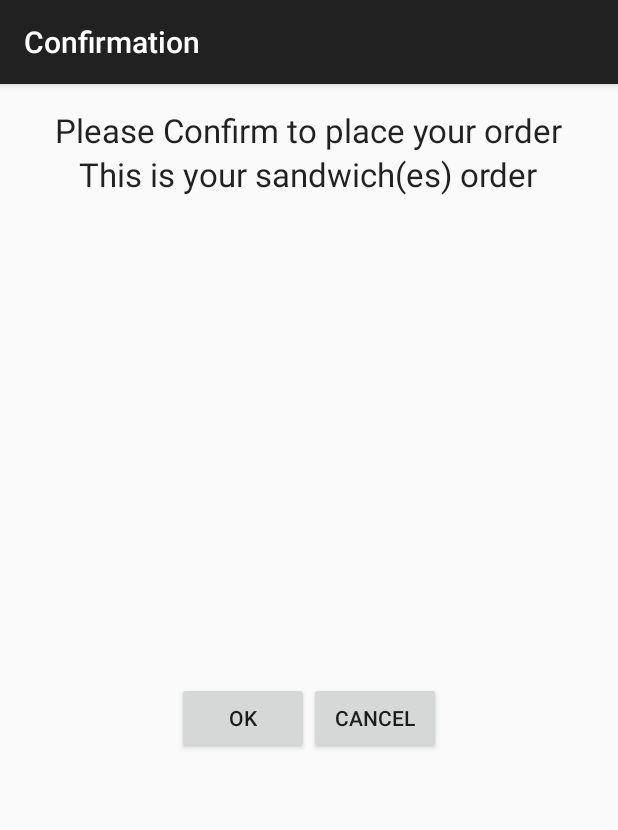
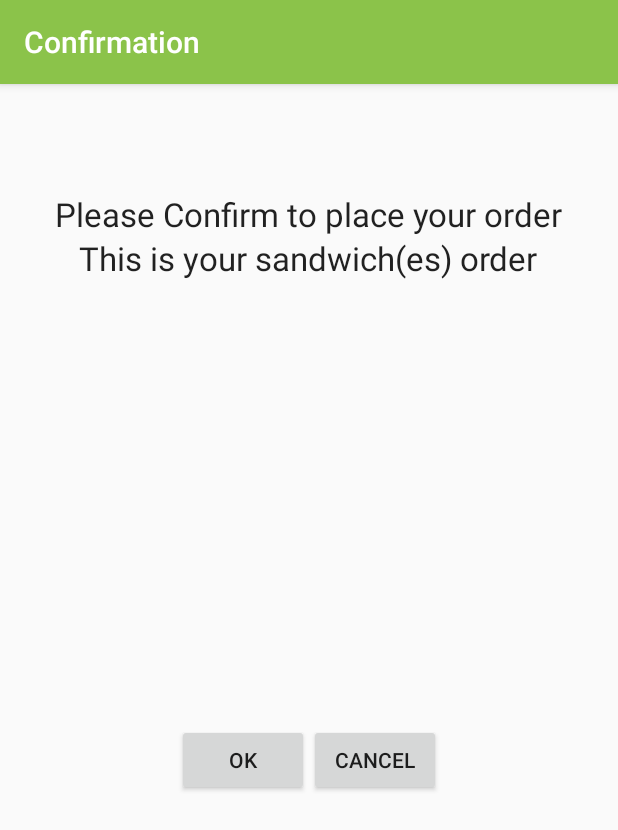
Before and after one commit to juancarmona26/SandwichShopP3, an Android app: the ConfirmationActivity screen opened directly, with no data from a screen before it, on a phone screen of 412 x 824 dp. Shown: the top 830 px of the screen. Run offline under Robolectric (Android 15) with nearby library versions, the phone set to English and light mode, and no system bars; 3 statements that could not run were skipped.

Commit message:
Materialization theme included
Materialization theme included with different colors between Activities

```diff
--- a/app/src/main/java/co/mobilemakers/sandwichshop/AmountFragment.java
+++ b/app/src/main/java/co/mobilemakers/sandwichshop/AmountFragment.java
@@ -5,7 +5,6 @@ import android.app.Fragment;
 import android.app.FragmentTransaction;
 import android.os.Bundle;
 import android.text.TextUtils;
-import android.util.Log;
 import android.view.LayoutInflater;
 import android.view.View;
 import android.view.ViewGroup;
@@ -21,9 +20,7 @@ public class AmountFragment extends Fragment {
     private EditText mEditTextAmountOfSandwiches;
 
     public AmountFragment() {
-        // Required empty public constructor
     }
-
 
     @Override
     public View onCreateView(LayoutInflater inflater, ViewGroup container,
--- a/app/src/main/java/co/mobilemakers/sandwichshop/ConfirmationActivity.java
+++ b/app/src/main/java/co/mobilemakers/sandwichshop/ConfirmationActivity.java
@@ -14,12 +14,8 @@ import java.util.List;
 
 public class ConfirmationActivity extends ActionBarActivity {
 
-    View view;
     public static final String LOG_TAG = ConfirmationActivity.class.getName();
-    private String mBread;
-//    private List<String> mSelectedCondiments;
     private TextView mTextViewSandwichOrder;
-    private TextView mTextViewCondimentsSelected;
     private Button mButtonOk;
     private Button mButtonCancel;
     private OrderFormFragment.SandwichOrder sandwichOrder;
@@ -30,13 +26,19 @@ public class ConfirmationActivity extends ActionBarActivity {
         super.onCreate(savedInstanceState);
         setContentView(R.layout.activity_confirmation);
         Log.d(LOG_TAG, "On create Confirmation");
-//        mBread = getIntent().getStringExtra("bread");
-//        mSelectedCondiments = (List<String>) getArguments().getSerializable("condiments");
         sandwichOrder = getIntent().getExtras().getParcelable("parcelableSandwichOrders");
-
         sandwichOrders = sandwichOrder.getSandwichOrder();
         StringBuffer orderToDisplay = new StringBuffer();
+        organizeSandwichOrderStrings(orderToDisplay);
+        prepareViewsToShowConfirmation();
+        setValuesToTextsViews(orderToDisplay);
+        setButtonConfirmationEvents();
+//        Toolbar toolbar = (Toolbar)findViewById(R.id.toolbar_green);
+//
+//        setSupportActionBar(toolbar);
+    }
 
+    private void organizeSandwichOrderStrings(StringBuffer orderToDisplay) {
         for(int i =0; i <sandwichOrders.size(); i ++){
             orderToDisplay.append("Sandwich ").append(i+1).append(": ");
             for (int j= 0; j < sandwichOrders.get(i).size(); j++) {
@@ -44,9 +46,6 @@ public class ConfirmationActivity extends ActionBarActivity {
             }
             orderToDisplay.append(" \n\n");
         }
-        prepareViewsToShowConfirmation();
-        setValuesToTextsViews(orderToDisplay);
-        setButtonConfirmationEvents();
     }
 
     private void prepareViewsToShowConfirmation(){
@@ -79,7 +78,5 @@ public class ConfirmationActivity extends ActionBarActivity {
     @Override
     public void onSaveInstanceState(Bundle outState, PersistableBundle outPersistentState) {
         super.onSaveInstanceState(outState);
-        Log.d("Prueba", "En activiti saving instance");
-
     }
 }
--- a/app/src/main/java/co/mobilemakers/sandwichshop/MainActivity.java
+++ b/app/src/main/java/co/mobilemakers/sandwichshop/MainActivity.java
@@ -1,18 +1,19 @@
 package co.mobilemakers.sandwichshop;
 
 import android.os.Bundle;
-import android.support.v4.app.FragmentActivity;
+import android.support.v7.app.ActionBarActivity;
 import android.view.Menu;
 import android.view.MenuItem;
 
 
-public class MainActivity extends FragmentActivity {
+public class MainActivity extends ActionBarActivity {
 
     @Override
     protected void onCreate(Bundle savedInstanceState) {
         super.onCreate(savedInstanceState);
         setContentView(R.layout.main_container);
         goToAmountFragmentSelection();
+
     }
 
     private void goToAmountFragmentSelection() {
--- a/app/src/main/res/layout-land/activity_confirmation.xml
+++ b/app/src/main/res/layout-land/activity_confirmation.xml
@@ -7,6 +7,12 @@
     tools:context="co.mobilemakers.sandwichshop.ConfirmationActivity"
     android:gravity="center"
     android:orientation="vertical">
+
+
+    <include layout="@layout/toolbar_green"
+        android:layout_width="match_parent"
+        android:layout_height="wrap_content"
+        />
 
     <LinearLayout
         android:orientation="horizontal"
--- a/app/src/main/res/layout-land/amount_of_sandwich.xml
+++ b/app/src/main/res/layout-land/amount_of_sandwich.xml
@@ -2,6 +2,7 @@
 <LinearLayout xmlns:android="http://schemas.android.com/apk/res/android"
     android:orientation="vertical" android:layout_width="match_parent"
     android:layout_height="match_parent">
+
 
     <TextView
         android:layout_width="wrap_content"
--- /dev/null
+++ b/app/src/main/res/layout-land/toolbar_green.xml
@@ -0,0 +1,8 @@
+<?xml version="1.0" encoding="utf-8"?>
+<app:android.support.v7.widget.Toolbar xmlns:android="http://schemas.android.com/apk/res/android"
+    xmlns:app="http://schemas.android.com/apk/res-auto"
+    android:layout_width="match_parent" android:layout_height="match_parent"
+    android:id="@+id/toolbar_green"
+    android:theme="@style/AnotherTheme"  >
+
+</app:android.support.v7.widget.Toolbar>
--- a/app/src/main/res/layout/activity_confirmation.xml
+++ b/app/src/main/res/layout/activity_confirmation.xml
@@ -7,6 +7,12 @@
     tools:context="co.mobilemakers.sandwichshop.ConfirmationActivity"
     android:gravity="center"
     android:orientation="vertical">
+
+
+    <include layout="@layout/toolbar_green"
+        android:layout_width="match_parent"
+        android:layout_height="wrap_content"
+        />
 
     <LinearLayout
         android:orientation="horizontal"
--- /dev/null
+++ b/app/src/main/res/layout/toolbar_green.xml
@@ -0,0 +1,8 @@
+<?xml version="1.0" encoding="utf-8"?>
+<app:android.support.v7.widget.Toolbar xmlns:android="http://schemas.android.com/apk/res/android"
+    xmlns:app="http://schemas.android.com/apk/res-auto"
+    android:layout_width="match_parent" android:layout_height="match_parent"
+    android:id="@+id/toolbar_green"
+    android:theme="@style/AnotherTheme"  >
+
+</app:android.support.v7.widget.Toolbar>
--- a/app/src/main/res/values/colors.xml
+++ b/app/src/main/res/values/colors.xml
@@ -1,6 +1,20 @@
 <?xml version="1.0" encoding="utf-8"?>
 <resources>
-    <color name="blue_color">#3C3CFF</color>
-    <color name="green_color">#008000</color>
-    <color name="yellow_color">#FFFF00</color>
+  <color name="primary">#2196F3</color>
+  <color name="primary_dark">#1976D2</color>
+  <color name="primary_light">#BBDEFB</color>
+  <color name="accent">#E040FB</color>
+  <color name="primary_text">#212121</color>
+  <color name="secondary_text">#727272</color>
+  <color name="icons">#FFFFFF</color>
+  <color name="divider">#B6B6B6</color>
+
+  <color name="primary_other">#8BC34A</color>
+  <color name="primary_dark_other">#689F38</color>
+  <color name="primary_light_other">#DCEDC8</color>
+  <color name="accent_other">#FFEB3B</color>
+  <color name="primary_text_other">#212121</color>
+  <color name="secondary_text_other">#727272</color>
+  <color name="icons_other">#212121</color>
+  <color name="divider_other">#B6B6B6</color>
 </resources>
--- a/app/src/main/res/values/styles.xml
+++ b/app/src/main/res/values/styles.xml
@@ -1,8 +1,19 @@
 <resources>
 
-    <!-- Base application theme. -->
     <style name="AppTheme" parent="Theme.AppCompat.Light.DarkActionBar">
-        <!-- Customize your theme here. -->
+        <item name="colorPrimary">@color/primary</item>
+        <item name="colorPrimaryDark">@color/primary_dark</item>
+        <item name="colorAccent">@color/accent</item>
+        <!--item name="windowActionBar">false</item-->
+
     </style>
 
+    <style name="AnotherTheme" parent="Theme.AppCompat.Light.DarkActionBar">
+        <item name="colorPrimary">@color/primary_other</item>
+        <item name="colorPrimaryDark">@color/primary_dark_other</item>
+        <item name="colorAccent">@color/accent_other</item>
+        <!--item name="windowActionBar">false</item-->
+
+        </style>
+
 </resources>
```
Also changed, not shown: app/src/main/AndroidManifest.xml (+4 -3 lines), app/src/main/res/layout-land/activity_main.xml (+3 -4 lines), app/src/main/res/layout-land/main_container.xml (+7 -6 lines), app/src/main/res/layout-land/toolbar.xml (added, +8 -0 lines), app/src/main/res/layout/activity_main.xml (+3 -4 lines), app/src/main/res/layout/main_container.xml (+7 -6 lines), app/src/main/res/layout/toolbar.xml (added, +8 -0 lines), 4 other files.
